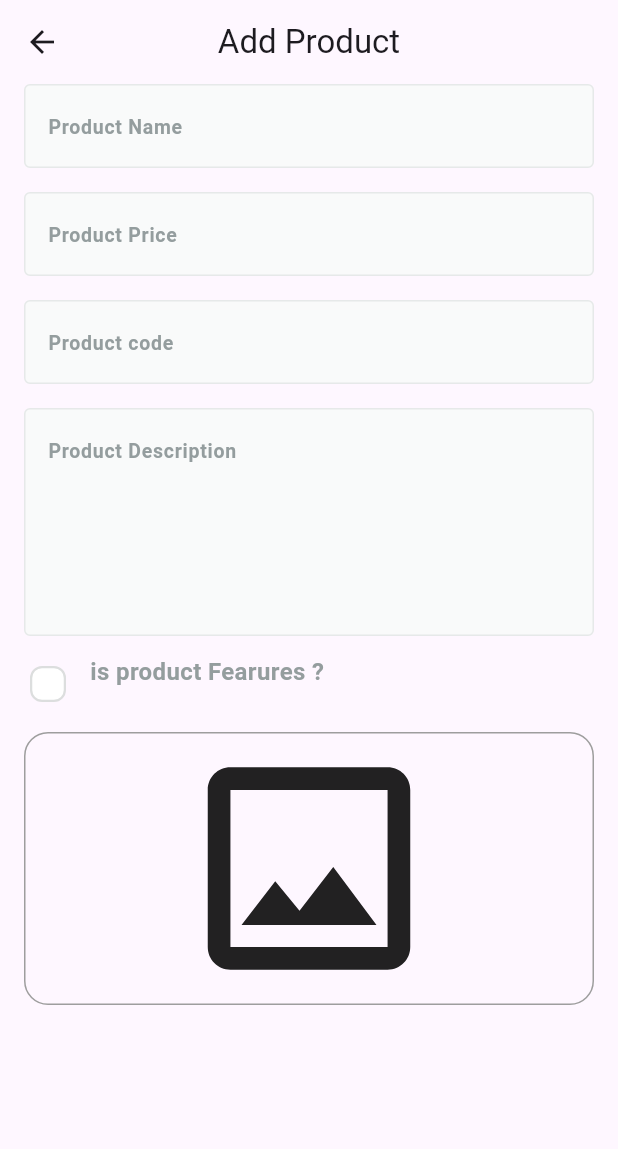
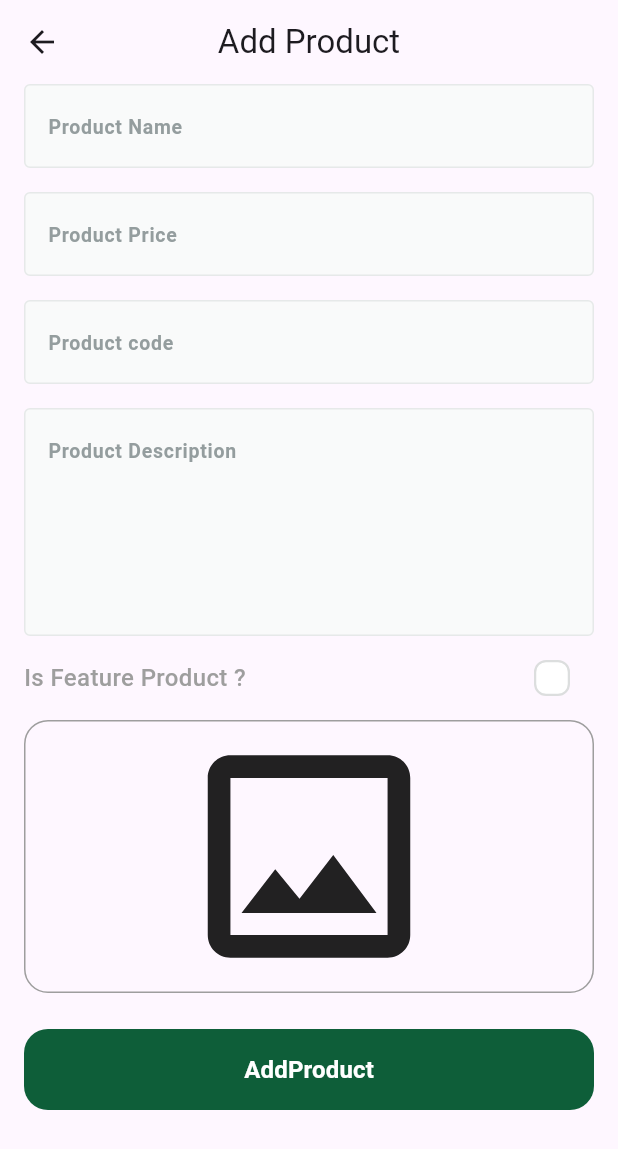
Before and after one commit to youssef336/fruits_hub_dashboard, a Flutter app: the AddProductView screen opened by its route, on a phone screen of 412 x 824 dp. Shown: the top 1149 px of the screen. Run offline on Flutter 3.47's test engine with Material 3 defaults, Android fonts, the phone set to English and light mode, and no system bars; drawn by our look-alikes of skeletonizer; our stand-ins replace firebase_core, image_picker; accounts and stored records are empty; Roboto replaces fonts that are missing (Cairo).

Commit message:
add_product_input_entity

```diff
--- /dev/null
+++ b/lib/feature/add_product/domain/entities/add_product_input_entity.dart
@@ -0,0 +1,21 @@
+import 'dart:io';
+
+class AddProductInputEntity {
+  final String name;
+  final String description;
+  final num price;
+  final File image;
+  final String code;
+  final bool isfeatured;
+  final String? imageurl;
+
+  AddProductInputEntity({
+    required this.name,
+    required this.description,
+    required this.price,
+    required this.image,
+    required this.code,
+    required this.isfeatured,
+    this.imageurl,
+  });
+}
--- a/lib/feature/add_product/presentation/views/widgets/add_product_view_body.dart
+++ b/lib/feature/add_product/presentation/views/widgets/add_product_view_body.dart
@@ -1,5 +1,10 @@
+import 'dart:io';
+import 'dart:math';
+
 import 'package:flutter/material.dart';
+import 'package:fruits_hub_dashboard/core/widgets/custom_buttom.dart';
 import 'package:fruits_hub_dashboard/core/widgets/custom_text_feild.dart';
+import 'package:fruits_hub_dashboard/feature/add_product/domain/entities/add_product_input_entity.dart';
 import 'package:fruits_hub_dashboard/feature/add_product/presentation/views/widgets/image_feild.dart';
 import 'package:fruits_hub_dashboard/feature/add_product/presentation/views/widgets/feature_product.dart';
 
@@ -13,6 +18,11 @@ class AddProductViewBody extends StatefulWidget {
 class _AddProductViewBodyState extends State<AddProductViewBody> {
   GlobalKey<FormState> formKey = GlobalKey<FormState>();
   AutovalidateMode autovalidateMode = AutovalidateMode.disabled;
+
+  late String name, code, description;
+  late num price;
+  File? image;
+  bool isFeatureProduct = false;
   @override
   Widget build(BuildContext context) {
     return Padding(
@@ -25,33 +35,84 @@ class _AddProductViewBodyState extends State<AddProductViewBody> {
           child: Column(
             children: [
               CustomTextFormFeild(
+                onSaved: (p0) {
+                  name = p0!;
+                },
                 hintText: 'Product Name',
                 textInputType: TextInputType.text,
               ),
               SizedBox(height: 16),
               CustomTextFormFeild(
+                onSaved: (p0) {
+                  price = num.parse(p0!);
+                },
                 hintText: 'Product Price',
                 textInputType: TextInputType.number,
               ),
               SizedBox(height: 16),
               CustomTextFormFeild(
+                onSaved: (p0) {
+                  code = p0!.toLowerCase();
+                },
                 hintText: 'Product code',
                 textInputType: TextInputType.number,
               ),
               SizedBox(height: 16),
               CustomTextFormFeild(
+                onSaved: (p0) {
+                  description = p0!;
+                },
                 hintText: 'Product Description',
                 textInputType: TextInputType.text,
                 maxLines: 5,
               ),
               SizedBox(height: 16),
-              FeatureProductWidget(onChanged: (value) {}),
+              FeatureProductWidget(
+                onChanged: (value) {
+                  isFeatureProduct = value;
+                },
+              ),
               SizedBox(height: 16),
-              ImageFeild(onImageSelected: (image) {}),
+              ImageFeild(
+                onImageSelected: (image) {
+                  this.image = image;
+                },
+              ),
+              SizedBox(height: 24),
+              CustomButtom(
+                text: "AddProduct",
+                onPressed: () {
+                  if (image != null) {
+                    if (formKey.currentState!.validate()) {
+                      formKey.currentState!.save();
+                      AddProductInputEntity product = AddProductInputEntity(
+                        name: name,
+                        code: code,
+                        description: description,
+                        price: price,
+                        image: image!,
+                        isfeatured: isFeatureProduct,
+                      );
+                    }
+                  } else {
+                    snowError(context);
+                  }
+                },
+              ),
+              SizedBox(height: 24),
             ],
           ),
         ),
       ),
     );
   }
+
+  void snowError(BuildContext context) {
+    ScaffoldMessenger.of(context).showSnackBar(
+      SnackBar(
+        content: Text('Please Select Image'),
+        backgroundColor: Colors.red,
+      ),
+    );
+  }
 }
--- a/lib/feature/add_product/presentation/views/widgets/feature_product.dart
+++ b/lib/feature/add_product/presentation/views/widgets/feature_product.dart
@@ -16,9 +16,19 @@ class _FeatureProductWidgetState extends State<FeatureProductWidget> {
   @override
   Widget build(BuildContext context) {
     return Row(
-      mainAxisAlignment: MainAxisAlignment.center,
-      crossAxisAlignment: CrossAxisAlignment.center,
+      mainAxisAlignment: MainAxisAlignment.start, // Centers children vertically
       children: [
+        Expanded(
+          child: Text(
+            'Is Feature Product ?',
+            style: AppTextStyles.bodyBaseBold.copyWith(
+              fontWeight: FontWeight.w500,
+              color: Colors.grey,
+            ),
+            textAlign: TextAlign.left,
+          ),
+        ),
+        SizedBox(width: 8),
         CustomChekBox(
           onChanged: (value) {
             isTermsAccepted = value;
@@ -28,26 +38,6 @@ class _FeatureProductWidgetState extends State<FeatureProductWidget> {
           isChecked: isTermsAccepted,
         ),
         const SizedBox(width: 16),
-        SizedBox(
-          width:
-              MediaQuery.of(context).size.width - (KhorzontalPadding * 2) - 48,
-          child: Text.rich(
-            TextSpan(
-              children: [
-                TextSpan(
-                  text: "is product Fearures ?\n",
-                  style: AppTextStyles.bodySmallSemibold.copyWith(
-                    height: 1,
-                    fontSize: 16,
-                    color: const Color(0xFF949D9E) /* Grayscale-600 */,
-                  ),
-                ),
-              ],
-            ),
-
-            textAlign: TextAlign.left,
-          ),
-        ),
       ],
     );
   }
```
